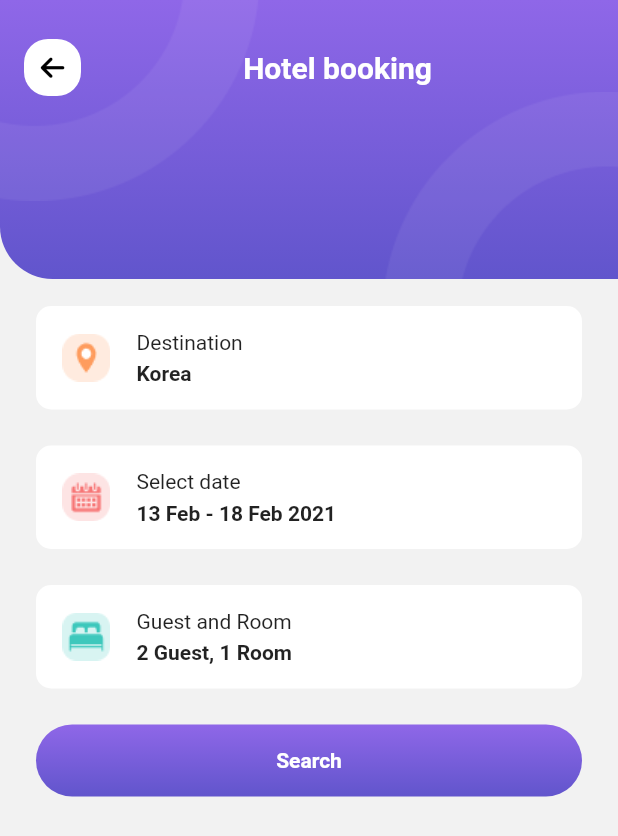
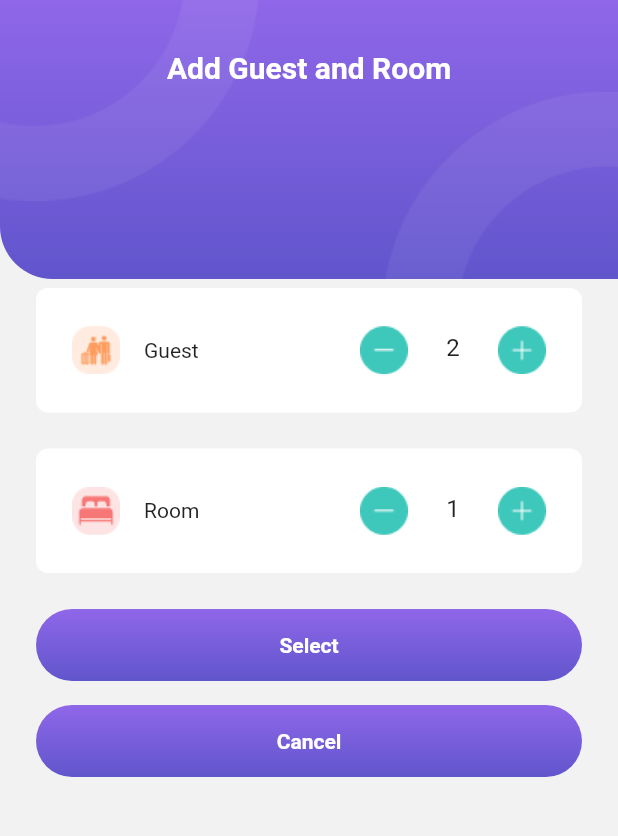
Before and after one commit to bhtri/flutter-travel-app, a Flutter app: the HotelBookingScreen screen opened by its route, after a tap on "Guest and Room", on a phone screen of 412 x 824 dp. Shown: the top 836 px of the screen. Run offline on Flutter 3.47's test engine with Material 2 defaults, Android fonts, the phone set to English and light mode, and no system bars; our stand-ins replace font_awesome_flutter, hive, salomon_bottom_bar, smooth_page_indicator, syncfusion_flutter_datepicker; accounts and stored records are empty.

Commit message:
✅ #15 Make Add Guest and Room Screen UI

```diff
--- /dev/null
+++ b/lib/representation/screen/guest_and_room_booking_screen.dart
@@ -0,0 +1,52 @@
+import 'package:flutter/material.dart';
+import 'package:travel_app/core/constants/dimension_constants.dart';
+import 'package:travel_app/core/helpers/asset_helper.dart';
+import 'package:travel_app/representation/widget/app_bar_container.dart';
+import 'package:travel_app/representation/widget/button_widget.dart';
+import 'package:travel_app/representation/widget/item_add_guest_and_room.dart';
+
+class GuestAndRoomBookingScreen extends StatefulWidget {
+  const GuestAndRoomBookingScreen({super.key});
+
+  static const String routeName = '/guest_and_room_screen';
+
+  @override
+  State<GuestAndRoomBookingScreen> createState() => _GuestAndRoomBookingScreenState();
+}
+
+class _GuestAndRoomBookingScreenState extends State<GuestAndRoomBookingScreen> {
+  @override
+  Widget build(BuildContext context) {
+    return AppBarContainer(
+      titleString: 'Add Guest and Room',
+      child: Column(
+        children: [
+          const SizedBox(height: kMediumPadding * 1.5),
+          const ItemAddGuestAndRoom(
+            title: 'Guest',
+            icon: AssetHelper.icoGuest,
+            inniData: 2,
+          ),
+          const ItemAddGuestAndRoom(
+            title: 'Room',
+            icon: AssetHelper.icoRoom,
+            inniData: 1,
+          ),
+          ButtonWidget(
+            title: 'Select',
+            tap: () {
+              Navigator.of(context).pop();
+            },
+          ),
+          const SizedBox(height: kDefaultPadding),
+          ButtonWidget(
+            title: 'Cancel',
+            tap: () {
+              Navigator.of(context).pop();
+            },
+          ),
+        ],
+      ),
+    );
+  }
+}
--- a/lib/representation/screen/hotel_booking_screen.dart
+++ b/lib/representation/screen/hotel_booking_screen.dart
@@ -2,6 +2,7 @@ import 'package:flutter/material.dart';
 import 'package:travel_app/core/constants/dimension_constants.dart';
 import 'package:travel_app/core/extensions/date_ext.dart';
 import 'package:travel_app/core/helpers/asset_helper.dart';
+import 'package:travel_app/representation/screen/guest_and_room_booking_screen.dart';
 import 'package:travel_app/representation/screen/select_date_screen.dart';
 import 'package:travel_app/representation/widget/app_bar_container.dart';
 import 'package:travel_app/representation/widget/button_widget.dart';
@@ -56,7 +57,9 @@ class _HotelBookingScreenState extends State<HotelBookingScreen> {
               icon: AssetHelper.icoBed,
               title: 'Guest and Room',
               description: '2 Guest, 1 Room',
-              onTap: () {},
+              onTap: () {
+                Navigator.of(context).pushNamed(GuestAndRoomBookingScreen.routeName);
+              },
             ),
             const SizedBox(height: kMediumPadding),
             ButtonWidget(
--- /dev/null
+++ b/lib/representation/widget/item_add_guest_and_room.dart
@@ -0,0 +1,107 @@
+import 'package:flutter/material.dart';
+import 'package:travel_app/core/constants/dimension_constants.dart';
+import 'package:travel_app/core/helpers/asset_helper.dart';
+import 'package:travel_app/core/helpers/image_helper.dart';
+
+class ItemAddGuestAndRoom extends StatefulWidget {
+  const ItemAddGuestAndRoom({
+    super.key,
+    required this.title,
+    required this.icon,
+    required this.inniData,
+  });
+
+  final String title;
+  final String icon;
+  final int inniData;
+
+  @override
+  State<ItemAddGuestAndRoom> createState() => _ItemAddGuestAndRoomState();
+}
+
+class _ItemAddGuestAndRoomState extends State<ItemAddGuestAndRoom> {
+  late final TextEditingController _textEditingController;
+  final FocusNode _focusNode = FocusNode();
+  late int number;
+
+  @override
+  void initState() {
+    super.initState();
+
+    number = widget.inniData;
+    _textEditingController = TextEditingController(text: widget.inniData.toString())
+      ..addListener(() {
+        number = int.parse(_textEditingController.text);
+      });
+  }
+
+  @override
+  Widget build(BuildContext context) {
+    return Container(
+      decoration: BoxDecoration(
+        borderRadius: BorderRadius.circular(kTopPadding),
+        color: Colors.white,
+      ),
+      margin: const EdgeInsets.only(bottom: kMediumPadding),
+      padding: const EdgeInsets.all(kMediumPadding),
+      child: Row(
+        children: [
+          ImageHelper.loadFromAsset(widget.icon),
+          const SizedBox(width: kDefaultPadding),
+          Text(widget.title),
+          const Spacer(),
+          GestureDetector(
+            onTap: () {
+              if (number > 1) {
+                setState(() {
+                  number--;
+                  _textEditingController.text = number.toString();
+                  if (_focusNode.hasFocus) {
+                    _focusNode.unfocus();
+                  }
+                });
+              }
+            },
+            child: ImageHelper.loadFromAsset(AssetHelper.icoDecree),
+          ),
+          Container(
+            height: 35,
+            width: 60,
+            padding: const EdgeInsets.only(left: 3),
+            alignment: Alignment.center,
+            child: TextField(
+              controller: _textEditingController,
+              textAlign: TextAlign.center,
+              focusNode: _focusNode,
+              enabled: true,
+              autocorrect: false,
+              minLines: 1,
+              maxLines: 1,
+              keyboardType: TextInputType.number,
+              decoration: const InputDecoration(
+                border: InputBorder.none,
+                focusedBorder: InputBorder.none,
+                enabledBorder: InputBorder.none,
+                contentPadding: EdgeInsets.only(bottom: 18),
+              ),
+              onChanged: (String value) {},
+              onSubmitted: (String value) {},
+            ),
+          ),
+          GestureDetector(
+            onTap: () {
+              setState(() {
+                number++;
+                _textEditingController.text = number.toString();
+                if (_focusNode.hasFocus) {
+                  _focusNode.unfocus();
+                }
+              });
+            },
+            child: ImageHelper.loadFromAsset(AssetHelper.icoIncr),
+          ),
+        ],
+      ),
+    );
+  }
+}
--- a/lib/routes.dart
+++ b/lib/routes.dart
@@ -1,4 +1,5 @@
 import 'package:flutter/material.dart';
+import 'package:travel_app/representation/screen/guest_and_room_booking_screen.dart';
 import 'package:travel_app/representation/screen/home_screen.dart';
 import 'package:travel_app/representation/screen/hotel_booking_screen.dart';
 import 'package:travel_app/representation/screen/hotel_screen.dart';
@@ -15,4 +16,5 @@ final Map<String, WidgetBuilder> routes = {
   HotelScreen.routeName: (context) => const HotelScreen(),
   HotelBookingScreen.routeName: (context) => const HotelBookingScreen(),
   SelectDateScreen.routeName: (context) => SelectDateScreen(),
+  GuestAndRoomBookingScreen.routeName: (context) => const GuestAndRoomBookingScreen(),
 };
```
